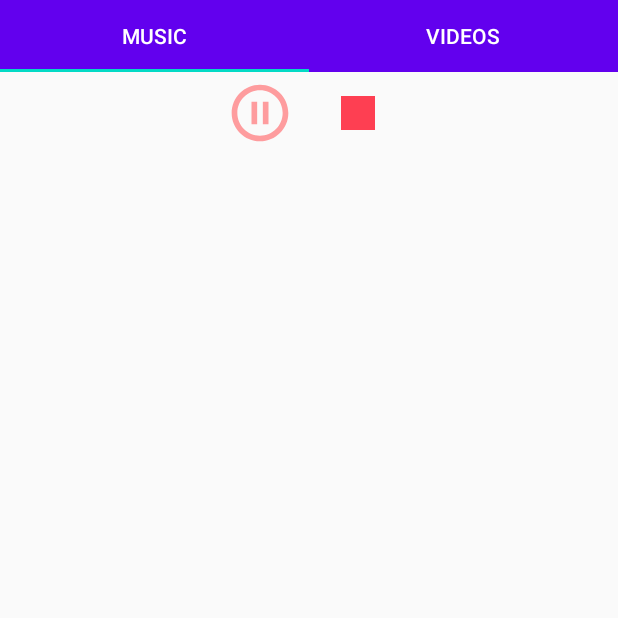
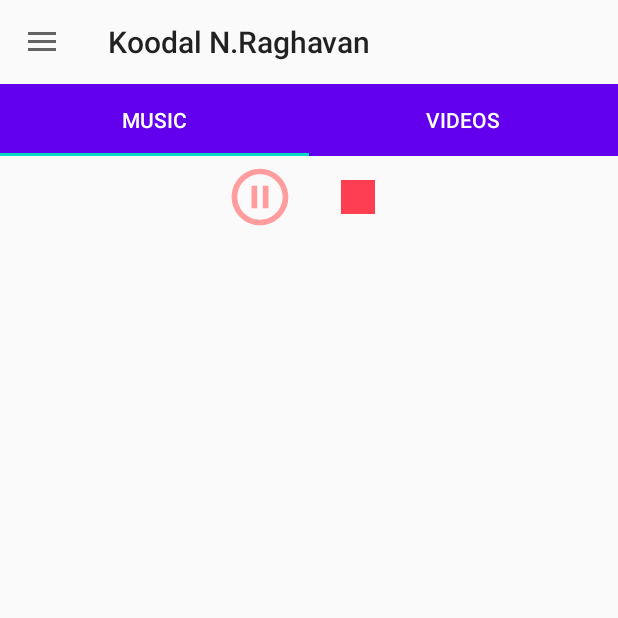
Before and after one commit to SelvaSunilkumar/Koodal_N_Ragavan_App, an Android app: the ThinamOruKural screen opened directly, with no data from a screen before it, on a phone screen of 412 x 824 dp, the top half of it. Run offline under Robolectric (Android 15) with nearby library versions, the phone set to English and light mode, and no system bars; our stand-ins replace Firebase (no records; nobody signed in at launch, a user with empty details on screens opened directly).

Commit message:
sixth commit

```diff
--- a/app/src/main/java/com/example/koodalnraghavan/ThinamOruKural.java
+++ b/app/src/main/java/com/example/koodalnraghavan/ThinamOruKural.java
@@ -1,15 +1,27 @@
 package com.example.koodalnraghavan;
 
+import androidx.annotation.NonNull;
+import androidx.appcompat.app.ActionBarDrawerToggle;
 import androidx.appcompat.app.AppCompatActivity;
+import androidx.appcompat.widget.Toolbar;
+import androidx.drawerlayout.widget.DrawerLayout;
 import androidx.viewpager.widget.PagerAdapter;
 import androidx.viewpager.widget.ViewPager;
 
+import android.annotation.SuppressLint;
 import android.os.Bundle;
+import android.view.MenuItem;
 
+import com.google.android.material.navigation.NavigationView;
 import com.google.android.material.tabs.TabItem;
 import com.google.android.material.tabs.TabLayout;
 
-public class ThinamOruKural extends AppCompatActivity {
+public class ThinamOruKural extends AppCompatActivity implements NavigationView.OnNavigationItemSelectedListener {
+
+    private DrawerLayout drawerLayout;
+    private Toolbar toolbar;
+    private NavigationView navigationView;
+    private ActionBarDrawerToggle toggle;
 
     private TabLayout tabLayout;
     private ViewPager viewPager;
@@ -18,6 +30,7 @@ public class ThinamOruKural extends AppCompatActivity {
 
     public PageAdapter pageAdapter;
 
+    @SuppressLint("RestrictedApi")
     @Override
     protected void onCreate(Bundle savedInstanceState) {
         super.onCreate(savedInstanceState);
@@ -27,6 +40,18 @@ public class ThinamOruKural extends AppCompatActivity {
         MusicTab = findViewById(R.id.musictab);
         VideoTab = findViewById(R.id.videotab);
         viewPager = findViewById(R.id.viewpager);
+
+        drawerLayout = findViewById(R.id.drawer);
+        toolbar = findViewById(R.id.toolbar);
+        navigationView = findViewById(R.id.navigationbar);
+
+        setSupportActionBar(toolbar);
+        getSupportActionBar().setDefaultDisplayHomeAsUpEnabled(true);
+        getSupportActionBar().setDisplayHomeAsUpEnabled(false);
+        toggle = new ActionBarDrawerToggle(this,drawerLayout,toolbar,R.string.drawerOpen,R.string.drawerClose);
+        drawerLayout.addDrawerListener(toggle);
+        toggle.syncState();
+        navigationView.setNavigationItemSelectedListener(this);
 
         pageAdapter = new PageAdapter(getSupportFragmentManager(),tabLayout.getTabCount());
         viewPager.setAdapter(pageAdapter);
@@ -59,4 +84,9 @@ public class ThinamOruKural extends AppCompatActivity {
         viewPager.addOnPageChangeListener(new TabLayout.TabLayoutOnPageChangeListener(tabLayout));
 
     }
+
+    @Override
+    public boolean onNavigationItemSelected(@NonNull MenuItem menuItem) {
+        return false;
+    }
 }
--- a/app/src/main/res/layout/activity_thinam_oru_kural.xml
+++ b/app/src/main/res/layout/activity_thinam_oru_kural.xml
@@ -1,5 +1,5 @@
 <?xml version="1.0" encoding="utf-8"?>
-<LinearLayout
+<androidx.drawerlayout.widget.DrawerLayout
     xmlns:android="http://schemas.android.com/apk/res/android"
     xmlns:app="http://schemas.android.com/apk/res-auto"
     xmlns:tools="http://schemas.android.com/tools"
@@ -7,8 +7,19 @@
     app:layout_constraintTop_toTopOf="parent"
     android:layout_width="match_parent"
     android:layout_height="match_parent"
+    android:id="@+id/drawer"
+    tools:openDrawer="end"
     tools:context=".ThinamOruKural">
 
+
+    <LinearLayout
+        android:layout_width="match_parent"
+        android:layout_height="wrap_content"
+        android:orientation="vertical">
+        <androidx.appcompat.widget.Toolbar
+            android:layout_width="match_parent"
+            android:layout_height="?attr/actionBarSize"
+            android:id="@+id/toolbar" />
         <com.google.android.material.tabs.TabLayout
             android:layout_width="match_parent"
             android:layout_height="wrap_content"
@@ -33,3 +44,13 @@
             android:layout_height="match_parent"
             android:id="@+id/viewpager"/>
     </LinearLayout>
+
+    <com.google.android.material.navigation.NavigationView
+        android:layout_width="match_parent"
+        android:layout_height="match_parent"
+        android:id="@+id/navigationbar"
+        app:menu="@menu/menu_item"
+        android:layout_gravity="start"
+        app:headerLayout="@layout/header">
+    </com.google.android.material.navigation.NavigationView>
+</androidx.drawerlayout.widget.DrawerLayout>
```
Lines whose indentation alone changed are shown as unchanged.
